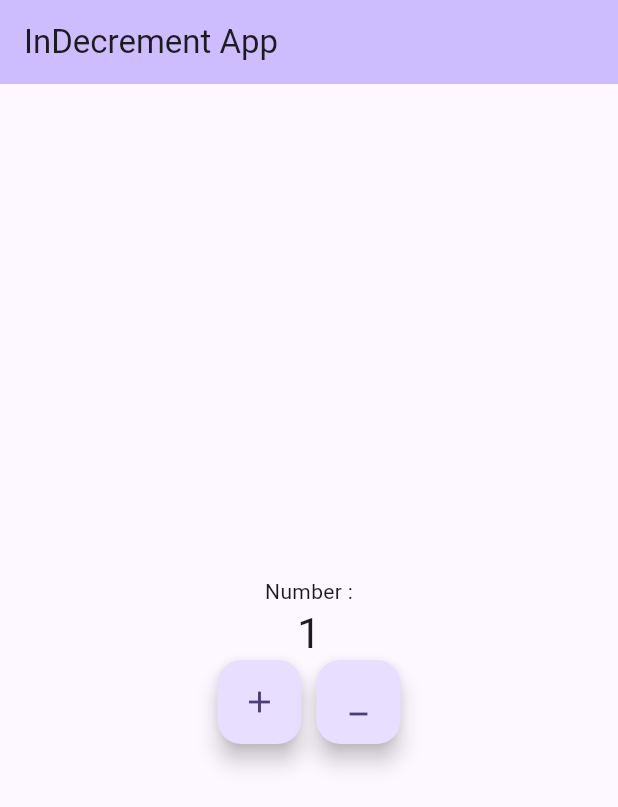
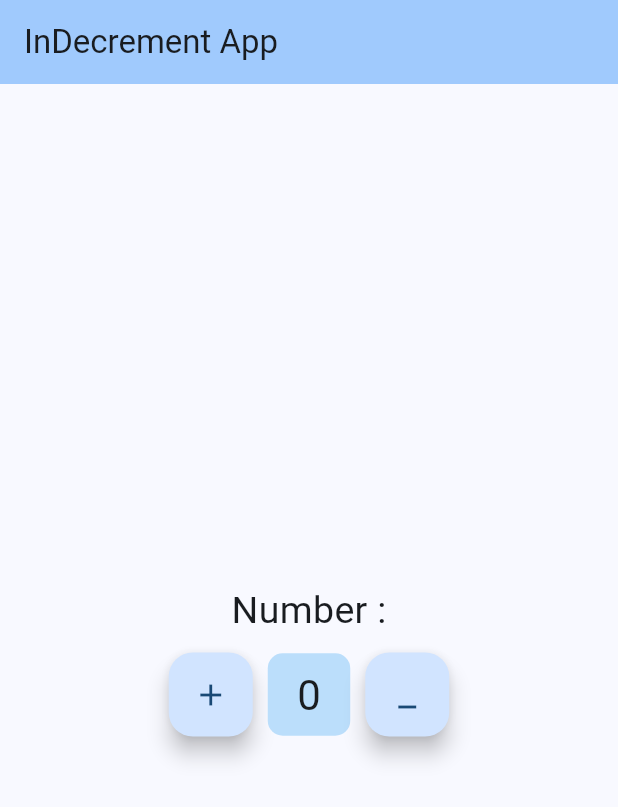
Before and after one commit to ilhamust/InDecremet_App, a Flutter app: the screen it shows after launch, after a tap on the "minimize" icon, on a phone screen of 412 x 824 dp. Shown: the top 807 px of the screen. Run offline on Flutter 3.47's test engine with Material 3 defaults, Android fonts, the phone set to English and light mode, and no system bars.

Commit message:
decrement button

```diff
--- a/lib/main.dart
+++ b/lib/main.dart
@@ -12,7 +12,7 @@ class MyApp extends StatelessWidget {
     return MaterialApp(
       title: 'Flutter Demo',
       theme: ThemeData(
-        colorScheme: ColorScheme.fromSeed(seedColor: Colors.deepPurpleAccent),
+        colorScheme: ColorScheme.fromSeed(seedColor: Colors.blue),
         useMaterial3: true,
       ),
       home: const MyHomePage(title: 'InDecrement App'),
@@ -38,6 +38,11 @@ class _MyHomePageState extends State<MyHomePage> {
     });
   }
 
+  void _decrementCounter() {
+    setState(() {
+      _counter = (_counter > 0) ? _counter - 1 : _counter;
+    });
+  }
 
   @override
   Widget build(BuildContext context) {
@@ -51,12 +56,10 @@ class _MyHomePageState extends State<MyHomePage> {
           mainAxisAlignment: MainAxisAlignment.center,
           children: <Widget>[
             const Text(
+              style: TextStyle(fontSize: 25),
               'Number :',
             ),
-            Text(
-              '$_counter',
-              style: Theme.of(context).textTheme.headlineMedium,
-            ),
+            const SizedBox(height: 10,),
             Row(
               mainAxisAlignment: MainAxisAlignment.center,
               children: [
@@ -66,8 +69,20 @@ class _MyHomePageState extends State<MyHomePage> {
                   child: const Icon(Icons.add),
                 ),
                 const SizedBox(width: 10,),
+                Container(
+                  height: 55,
+                  width: 55,
+                  decoration: BoxDecoration(color: Colors.blue[100], borderRadius: BorderRadius.circular(10)),
+                  child: Center(
+                    child: Text(
+                      '$_counter',
+                      style: Theme.of(context).textTheme.headlineMedium,
+                    ),
+                  ),
+                ),
+                const SizedBox(width: 10,),
                 FloatingActionButton(
-                  onPressed: _incrementCounter,
+                  onPressed: _decrementCounter,
                   tooltip: 'Decrement',
                   child: const Icon(Icons.minimize_outlined),
                 ),
```
